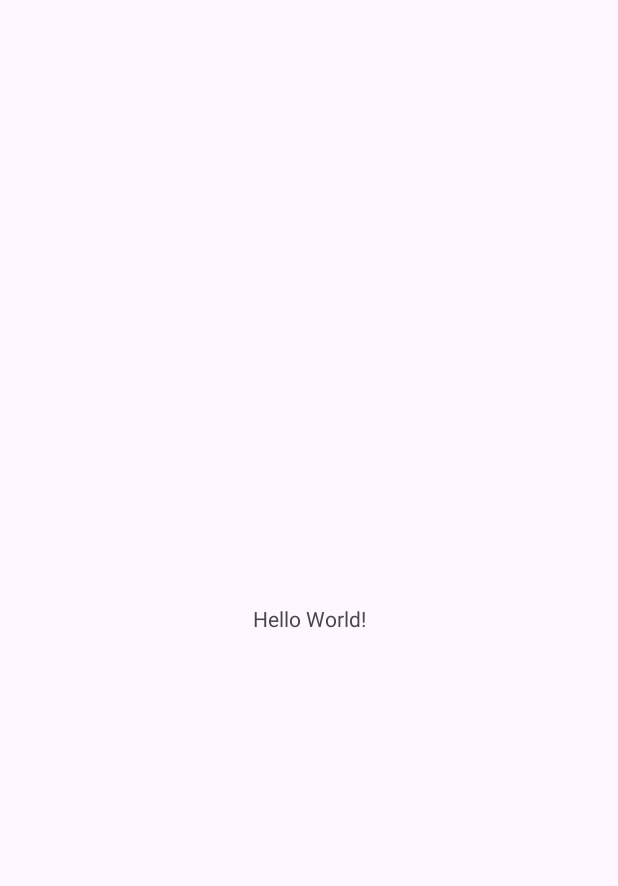
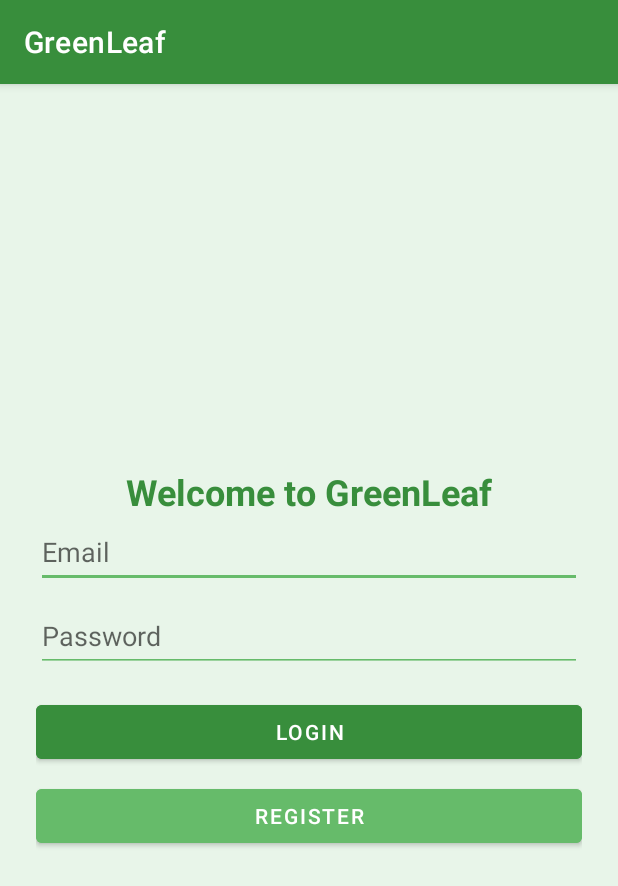
Before and after one commit to Pratichee11/Greenleaf, an Android app: the screen it shows after launch (MainActivity before the commit, LoginActivity after it), on a phone screen of 412 x 824 dp. Before the commit the part shown is almost empty. Shown: the top 886 px of the screen. Run offline under Robolectric (Android 15) with nearby library versions, the phone set to English and light mode, and no system bars.

Commit message:
Initial commit

```diff
--- /dev/null
+++ b/app/src/main/java/com/example/greenleaf/LoginActivity.java
@@ -0,0 +1,59 @@
+package com.example.greenleaf;
+
+import android.content.Intent;
+import android.os.Bundle;
+import android.view.View;
+import android.widget.Button;
+import android.widget.EditText;
+import android.widget.Toast;
+
+import androidx.appcompat.app.AppCompatActivity;
+
+public class LoginActivity extends AppCompatActivity {
+
+    private EditText etEmailLogin, etPasswordLogin;
+    private Button btnLogin, btnRegister;
+
+    @Override
+    protected void onCreate(Bundle savedInstanceState) {
+        super.onCreate(savedInstanceState);
+        setContentView(R.layout.activity_login);
+
+        // Initialize UI components
+        etEmailLogin = findViewById(R.id.etEmailLogin);
+        etPasswordLogin = findViewById(R.id.etPasswordLogin);
+        btnLogin = findViewById(R.id.btnLogin);
+        btnRegister = findViewById(R.id.btnRegister);
+
+        // Set onClickListener for Login button
+        btnLogin.setOnClickListener(new View.OnClickListener() {
+            @Override
+            public void onClick(View view) {
+                String email = etEmailLogin.getText().toString().trim();
+                String password = etPasswordLogin.getText().toString().trim();
+
+                if (email.isEmpty() || password.isEmpty()) {
+                    Toast.makeText(LoginActivity.this, "Please enter email and password", Toast.LENGTH_SHORT).show();
+                } else {
+                    // TODO: Validate user credentials (e.g., check against stored data)
+                    Toast.makeText(LoginActivity.this, "Login Successful", Toast.LENGTH_SHORT).show();
+
+                    // Navigate to HomeActivity
+                    Intent intent = new Intent(LoginActivity.this, HomeActivity.class);
+                    startActivity(intent);
+                    finish();
+                }
+            }
+        });
+
+        // Set onClickListener for Register button
+        btnRegister.setOnClickListener(new View.OnClickListener() {
+            @Override
+            public void onClick(View view) {
+                // Navigate to RegisterActivity
+                Intent intent = new Intent(LoginActivity.this, RegisterActivity.class);
+                startActivity(intent);
+            }
+        });
+    }
+}
--- a/app/src/main/java/com/example/greenleaf/MainActivity.java
+++ /dev/null
@@ -1,24 +0,0 @@
-package com.example.greenleaf;
-
-import android.os.Bundle;
-
-import androidx.activity.EdgeToEdge;
-import androidx.appcompat.app.AppCompatActivity;
-import androidx.core.graphics.Insets;
-import androidx.core.view.ViewCompat;
-import androidx.core.view.WindowInsetsCompat;
-
-public class MainActivity extends AppCompatActivity {
-
-    @Override
-    protected void onCreate(Bundle savedInstanceState) {
-        super.onCreate(savedInstanceState);
-        EdgeToEdge.enable(this);
-        setContentView(R.layout.activity_main);
-        ViewCompat.setOnApplyWindowInsetsListener(findViewById(R.id.main), (v, insets) -> {
-            Insets systemBars = insets.getInsets(WindowInsetsCompat.Type.systemBars());
-            v.setPadding(systemBars.left, systemBars.top, systemBars.right, systemBars.bottom);
-            return insets;
-        });
-    }
-}
--- /dev/null
+++ b/app/src/main/res/layout/activity_login.xml
@@ -0,0 +1,61 @@
+<?xml version="1.0" encoding="utf-8"?>
+<LinearLayout xmlns:android="http://schemas.android.com/apk/res/android"
+    android:layout_width="match_parent"
+    android:layout_height="match_parent"
+    android:orientation="vertical"
+    android:padding="24dp"
+    android:gravity="center"
+    android:background="#E8F5E9"> <!-- Light green background -->
+
+    <!-- Welcome Heading -->
+    <TextView
+        android:id="@+id/tvWelcome"
+        android:layout_width="wrap_content"
+        android:layout_height="wrap_content"
+        android:text="Welcome to GreenLeaf"
+        android:textSize="24sp"
+        android:textStyle="bold"
+        android:textColor="#388E3C" /><!-- Dark green -->
+
+    <!-- Email Input -->
+    <EditText
+        android:id="@+id/etEmailLogin"
+        android:layout_width="match_parent"
+        android:layout_height="wrap_content"
+        android:backgroundTint="#66BB6A"
+        android:hint="Email"
+        android:inputType="textEmailAddress"
+        android:minHeight="48dp" />
+
+    <!-- Password Input -->
+    <EditText
+        android:id="@+id/etPasswordLogin"
+        android:layout_width="match_parent"
+        android:layout_height="wrap_content"
+        android:layout_marginTop="8dp"
+        android:backgroundTint="#66BB6A"
+        android:hint="Password"
+        android:inputType="textPassword"
+        android:minHeight="48dp" />
+
+    <!-- Login Button -->
+    <Button
+        android:id="@+id/btnLogin"
+        android:layout_width="match_parent"
+        android:layout_height="wrap_content"
+        android:text="Login"
+        android:layout_marginTop="16dp"
+        android:backgroundTint="#388E3C"
+        android:textColor="#FFFFFF" />
+
+    <!-- Register Button -->
+    <Button
+        android:id="@+id/btnRegister"
+        android:layout_width="match_parent"
+        android:layout_height="wrap_content"
+        android:text="Register"
+        android:layout_marginTop="8dp"
+        android:backgroundTint="#66BB6A"
+        android:textColor="#FFFFFF" />
+
+</LinearLayout>
--- a/app/src/main/res/values/themes.xml
+++ b/app/src/main/res/values/themes.xml
@@ -5,5 +5,12 @@
         <!-- <item name="colorPrimary">@color/my_light_primary</item> -->
     </style>
 
-    <style name="Theme.GreenLeaf" parent="Base.Theme.GreenLeaf" />
+
+    <style name="Theme.GreenLeaf" parent="Theme.MaterialComponents.DayNight.DarkActionBar">
+        <item name="colorPrimary">#388E3C</item>
+        <item name="colorPrimaryVariant">#2E7D32</item>
+        <item name="colorOnPrimary">#FFFFFF</item>
+        <item name="colorSecondary">#66BB6A</item>
+    </style>
+
 </resources>
```
Also changed, not shown: app/src/main/AndroidManifest.xml (+10 -2 lines), app/src/main/java/com/example/greenleaf/Cart.java (added, +39 -0 lines), app/src/main/java/com/example/greenleaf/CartActivity.java (added, +42 -0 lines), app/src/main/java/com/example/greenleaf/HomeActivity.java (added, +35 -0 lines), app/src/main/java/com/example/greenleaf/Product.java (added, +58 -0 lines), app/src/main/java/com/example/greenleaf/ProductAdapter.java (added, +61 -0 lines), app/src/main/java/com/example/greenleaf/ProductDetailActivity.java (added, +42 -0 lines), app/src/main/java/com/example/greenleaf/RegisterActivity.java (added, +47 -0 lines), app/src/main/res/layout/activity_cart.xml (added, +23 -0 lines), app/src/main/res/layout/activity_home.xml (added, +17 -0 lines), app/src/main/res/layout/activity_register.xml (added, +35 -0 lines), app/src/main/res/layout/item_product.xml (added, +37 -0 lines), app/src/main/res/layout/product_detail.xml (added, +46 -0 lines), app/src/main/res/drawable/aloe_vera.png (added), 1 more files.
